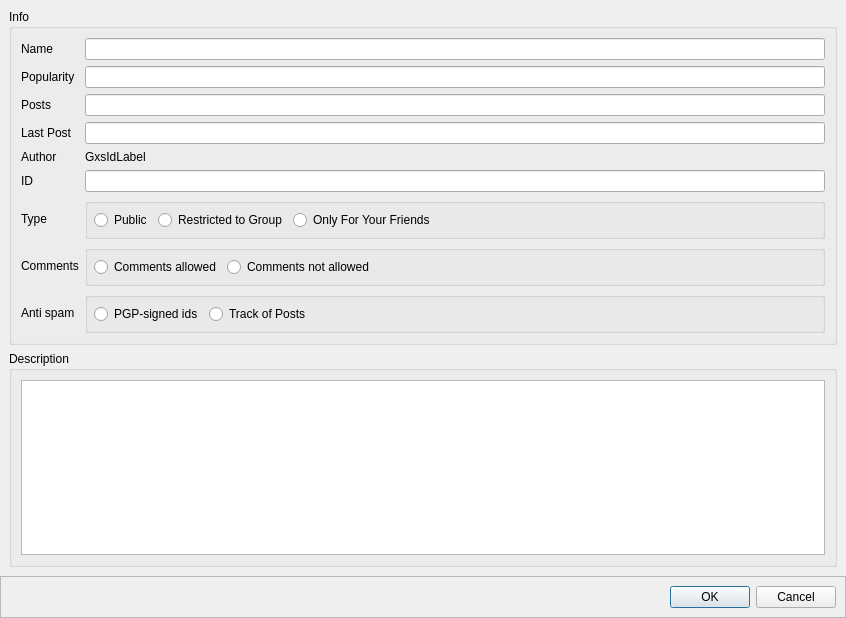
This is retroshare-gui/src/gui/gxs/GxsGroupDialog.ui in RetroShare/RetroShare as Qt 5 draws it before an edit. The edited form follows.
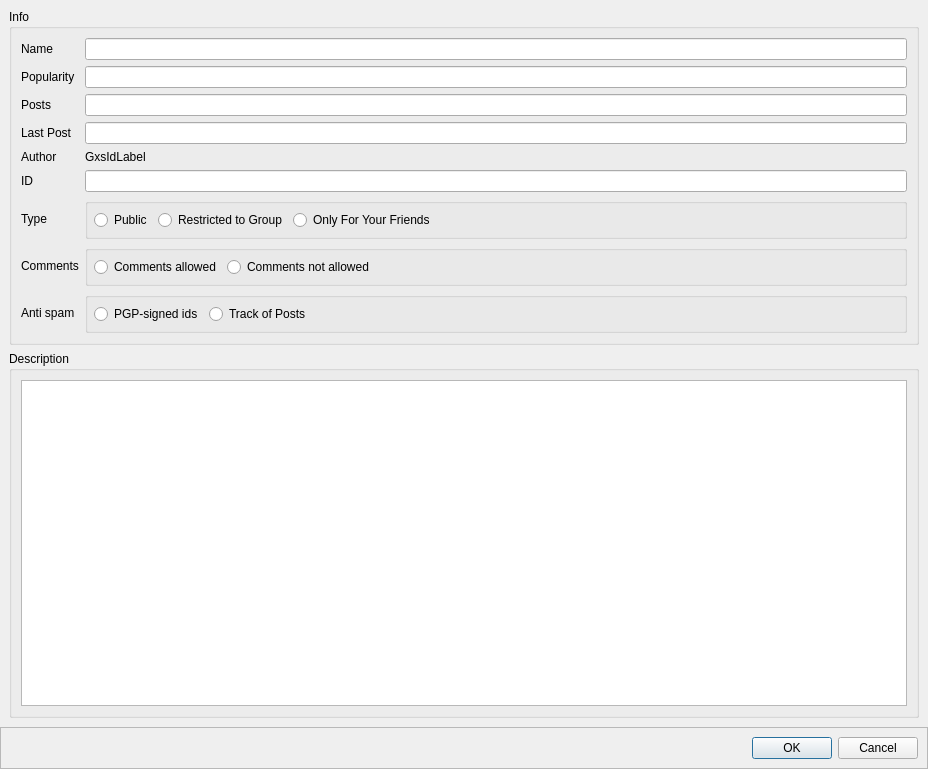
This is the edited form. The open tabs and pages were chosen to show the change. Icons and pictures are not drawn. Custom widgets are drawn as their Qt base class.

Commit message: fixed edit/show checkbox state in GxsGroupDialog.

What changed in the file:
```diff
--- a/retroshare-gui/src/gui/gxs/GxsGroupDialog.ui
+++ b/retroshare-gui/src/gui/gxs/GxsGroupDialog.ui
@@ -6,8 +6,8 @@
    <rect>
     <x>0</x>
     <y>0</y>
-    <width>846</width>
-    <height>618</height>
+    <width>928</width>
+    <height>769</height>
    </rect>
   </property>
   <property name="windowTitle">
```
Left out of the diff: 93 changed lines with no effect on the pictures. The commit also changes 1 other file.
